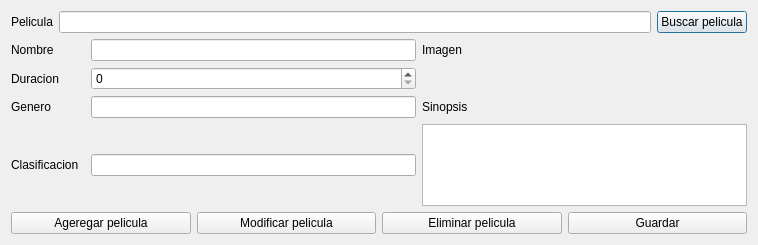
Before: the Qt Designer form Proyecto_Cine/peliculas.ui in moyeta-tech/Cine, drawn with Qt 5.
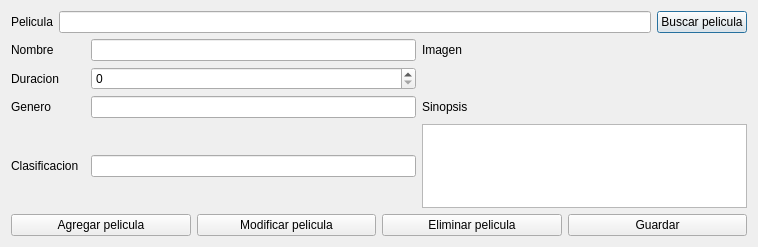
After: the same form once the commit is applied.

Commit message: VectorPeliculas agregado y funcionando

Patch:
```diff
--- a/Proyecto_Cine/peliculas.ui
+++ b/Proyecto_Cine/peliculas.ui
@@ -7,7 +7,7 @@
     <x>0</x>
     <y>0</y>
     <width>758</width>
-    <height>245</height>
+    <height>247</height>
    </rect>
   </property>
   <property name="windowTitle">
@@ -65,7 +65,7 @@
          <item>
           <widget class="QPushButton" name="pushButton_2">
            <property name="text">
-            <string>Ageregar pelicula</string>
+            <string>Agregar pelicula</string>
            </property>
           </widget>
          </item>
```
The commit also changes 6 other files.
